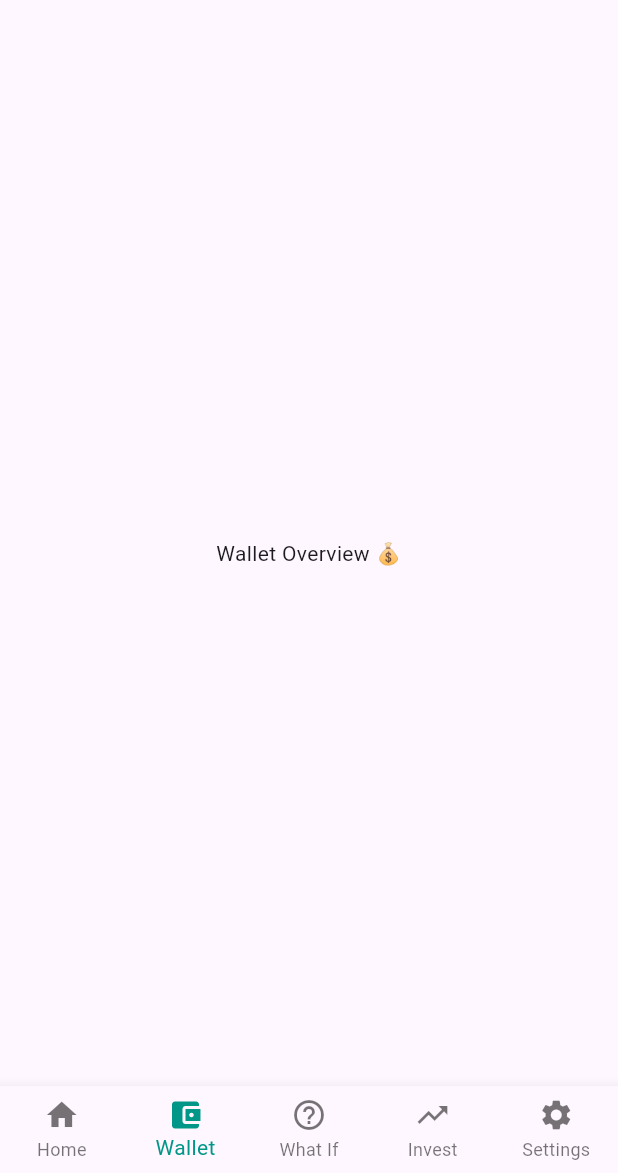
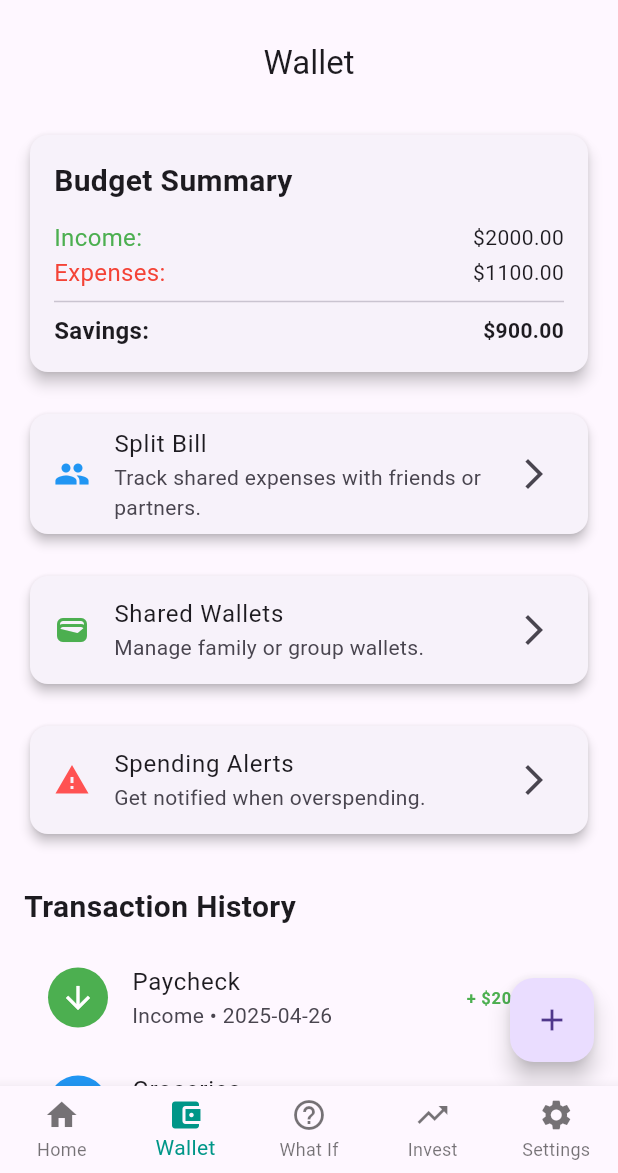
Before and after one commit to huynh-ngoc/INF134-Finance-App, a Flutter app: the screen it shows after launch, item 2 of the bottom bar chosen, on a phone screen of 412 x 824 dp, the part 63-1236 px from its top. Run offline on Flutter 3.47's test engine with Material 3 defaults, Android fonts, the phone set to English and light mode, and no system bars.

Commit message:
update wallet page

```diff
--- a/lib/main.dart
+++ b/lib/main.dart
@@ -2,7 +2,7 @@ import 'package:flutter/material.dart';
 import 'pages/home.dart';
 import 'pages/invest.dart';
 import 'pages/settings.dart';
-import 'pages/wallet.dart';
+import 'pages/wallet/wallet.dart';
 import 'pages/what_if.dart';
 
 void main() => runApp(FinancialApp());
--- a/lib/pages/wallet.dart
+++ /dev/null
@@ -1,12 +0,0 @@
-import 'package:flutter/material.dart';
-
-class WalletPage extends StatelessWidget {
-  @override
-  Widget build(BuildContext context) {
-    return Scaffold(
-      body: Center(
-        child: Text('Wallet Overview 💰'),
-      ),
-    );
-  }
-}
--- /dev/null
+++ b/lib/pages/wallet/models/transaction.dart
@@ -0,0 +1,47 @@
+class Transaction {
+  final String title;      // Name of the transaction (e.g., "Groceries")
+  final double amount;     // Amount of money
+  final DateTime date;     // Date of the transaction
+  final bool isIncome;     // True if income, False if expense
+  final String category;   // Category: "Needs", "Wants", "Goals", "Income"
+
+  Transaction({
+    required this.title,
+    required this.amount,
+    required this.date,
+    required this.isIncome,
+    required this.category,
+  });
+}
+
+// Dummy data for testing (can be replaced with real data later)
+List<Transaction> dummyTransactions = [
+  Transaction(
+    title: "Paycheck",
+    amount: 2000,
+    date: DateTime.now(),
+    isIncome: true,
+    category: 'Income',
+  ),
+  Transaction(
+    title: "Groceries",
+    amount: 150,
+    date: DateTime.now(),
+    isIncome: false,
+    category: 'Needs',
+  ),
+  Transaction(
+    title: "Movie Night",
+    amount: 50,
+    date: DateTime.now(),
+    isIncome: false,
+    category: 'Wants',
+  ),
+  Transaction(
+    title: "Savings Deposit",
+    amount: 300,
+    date: DateTime.now(),
+    isIncome: true,
+    category: 'Goals',
+  ),
+];
--- /dev/null
+++ b/lib/pages/wallet/wallet.dart
@@ -0,0 +1,97 @@
+import 'package:flutter/material.dart';
+import 'widgets/budget_summary.dart';
+import 'widgets/transaction_list.dart';
+
+
+class WalletPage extends StatelessWidget {
+  const WalletPage({Key? key}) : super(key: key);
+
+  @override
+  Widget build(BuildContext context) {
+    return Scaffold(
+      appBar: AppBar(
+        title: const Text('Wallet'),
+        centerTitle: true,
+      ),
+      body: SingleChildScrollView(
+        child: Padding(
+          padding: const EdgeInsets.all(16.0),
+          child: Column(
+            crossAxisAlignment: CrossAxisAlignment.start,
+            children: [
+              // Budget Summary
+              BudgetSummary(),
+
+              const SizedBox(height: 20),
+
+              // Split Bill Section (Coming Soon)
+              Card(
+                elevation: 3,
+                shape: RoundedRectangleBorder(borderRadius: BorderRadius.circular(12)),
+                child: ListTile(
+                  leading: Icon(Icons.group, color: Colors.blue),
+                  title: Text('Split Bill'),
+                  subtitle: Text('Track shared expenses with friends or partners.'),
+                  trailing: Icon(Icons.arrow_forward_ios),
+                  onTap: () {
+                    // TODO: Navigate to Split Bill page
+                  },
+                ),
+              ),
+
+              const SizedBox(height: 20),
+
+              // Shared Wallets Section (Coming Soon)
+              Card(
+                elevation: 3,
+                shape: RoundedRectangleBorder(borderRadius: BorderRadius.circular(12)),
+                child: ListTile(
+                  leading: Icon(Icons.wallet, color: Colors.green),
+                  title: Text('Shared Wallets'),
+                  subtitle: Text('Manage family or group wallets.'),
+                  trailing: Icon(Icons.arrow_forward_ios),
+                  onTap: () {
+                    // TODO: Navigate to Shared Wallet page
+                  },
+                ),
+              ),
+
+              const SizedBox(height: 20),
+
+              // Spending Alerts Section (Coming Soon)
+              Card(
+                elevation: 3,
+                shape: RoundedRectangleBorder(borderRadius: BorderRadius.circular(12)),
+                child: ListTile(
+                  leading: Icon(Icons.warning, color: Colors.redAccent),
+                  title: Text('Spending Alerts'),
+                  subtitle: Text('Get notified when overspending.'),
+                  trailing: Icon(Icons.arrow_forward_ios),
+                  onTap: () {
+                    // TODO: Set up spending alerts
+                  },
+                ),
+              ),
+
+              const SizedBox(height: 30),
+
+              // Transaction List
+              Text(
+                'Transaction History',
+                style: TextStyle(fontSize: 20, fontWeight: FontWeight.bold),
+              ),
+              const SizedBox(height: 10),
+              TransactionList(), // (Show transaction list here)
+            ],
+          ),
+        ),
+      ),
+      floatingActionButton: FloatingActionButton(
+        onPressed: () {
+          // TODO: Open Add Transaction form
+        },
+        child: const Icon(Icons.add),
+      ),
+    );
+  }
+}
--- /dev/null
+++ b/lib/pages/wallet/widgets/budget_summary.dart
@@ -0,0 +1,53 @@
+import 'package:flutter/material.dart';
+
+class BudgetSummary extends StatelessWidget {
+  const BudgetSummary({Key? key}) : super(key: key);
+
+  @override
+  Widget build(BuildContext context) {
+    // Dummy data for now (later, we can pass real data into this widget)
+    double income = 2000;
+    double expenses = 1100;
+    double savings = income - expenses;
+
+    return Card(
+      elevation: 4,
+      shape: RoundedRectangleBorder(borderRadius: BorderRadius.circular(12)),
+      child: Padding(
+        padding: const EdgeInsets.all(16.0),
+        child: Column(
+          crossAxisAlignment: CrossAxisAlignment.start,
+          children: [
+            Text('Budget Summary',
+                style: TextStyle(fontSize: 20, fontWeight: FontWeight.bold)),
+            const SizedBox(height: 12),
+            Row(
+              mainAxisAlignment: MainAxisAlignment.spaceBetween,
+              children: [
+                Text('Income:', style: TextStyle(color: Colors.green, fontSize: 16)),
+                Text('\$${income.toStringAsFixed(2)}'),
+              ],
+            ),
+            Row(
+              mainAxisAlignment: MainAxisAlignment.spaceBetween,
+              children: [
+                Text('Expenses:', style: TextStyle(color: Colors.red, fontSize: 16)),
+                Text('\$${expenses.toStringAsFixed(2)}'),
+              ],
+            ),
+            Divider(),
+            Row(
+              mainAxisAlignment: MainAxisAlignment.spaceBetween,
+              children: [
+                Text('Savings:',
+                    style: TextStyle(fontWeight: FontWeight.bold, fontSize: 16)),
+                Text('\$${savings.toStringAsFixed(2)}',
+                    style: TextStyle(fontWeight: FontWeight.bold)),
+              ],
+            ),
+          ],
+        ),
+      ),
+    );
+  }
+}
--- /dev/null
+++ b/lib/pages/wallet/widgets/transaction_list.dart
@@ -0,0 +1,28 @@
+import 'package:flutter/material.dart';
+import '../models/transaction.dart'; // Import your Transaction model
+import '../widgets/transaction_title.dart';
+
+class TransactionList extends StatelessWidget {
+  const TransactionList({Key? key}) : super(key: key);
+
+  @override
+  Widget build(BuildContext context) {
+    // For now, use dummy list inside the model
+    final transactions = dummyTransactions; // Assuming dummy data from your model
+
+    if (transactions.isEmpty) {
+      return Center(
+        child: Text('No transactions yet!'),
+      );
+    }
+
+    return ListView.builder(
+      shrinkWrap: true,    // Important to avoid scrolling inside scrollview
+      physics: NeverScrollableScrollPhysics(), // Disable internal scrolling
+      itemCount: transactions.length,
+      itemBuilder: (context, index) {
+        return TransactionTile(transaction: transactions[index]);
+      },
+    );
+  }
+}
--- /dev/null
+++ b/lib/pages/wallet/widgets/transaction_title.dart
@@ -0,0 +1,45 @@
+import 'package:flutter/material.dart';
+import '../models/transaction.dart'; // Import your Transaction model
+
+class TransactionTile extends StatelessWidget {
+  final Transaction transaction;
+
+  const TransactionTile({Key? key, required this.transaction}) : super(key: key);
+
+  Color getCategoryColor(String category) {
+    switch (category) {
+      case 'Needs':
+        return Colors.blue;
+      case 'Wants':
+        return Colors.orange;
+      case 'Goals':
+        return Colors.purple;
+      case 'Income':
+        return Colors.green;
+      default:
+        return Colors.grey;
+    }
+  }
+
+  @override
+  Widget build(BuildContext context) {
+    return ListTile(
+      leading: CircleAvatar(
+        backgroundColor: getCategoryColor(transaction.category),
+        child: Icon(
+          transaction.isIncome ? Icons.arrow_downward : Icons.arrow_upward,
+          color: Colors.white,
+        ),
+      ),
+      title: Text(transaction.title),
+      subtitle: Text('${transaction.category} • ${transaction.date.toLocal().toString().split(' ')[0]}'),
+      trailing: Text(
+        (transaction.isIncome ? '+ ' : '- ') + '\$${transaction.amount.toStringAsFixed(2)}',
+        style: TextStyle(
+          color: transaction.isIncome ? Colors.green : Colors.red,
+          fontWeight: FontWeight.bold,
+        ),
+      ),
+    );
+  }
+}
```
Also changed, not shown: lib/pages/shared/custome_colors.dart (added), lib/pages/shared/utilities.dart (added), lib/pages/wallet/widgets/split_bill.dart (added).
